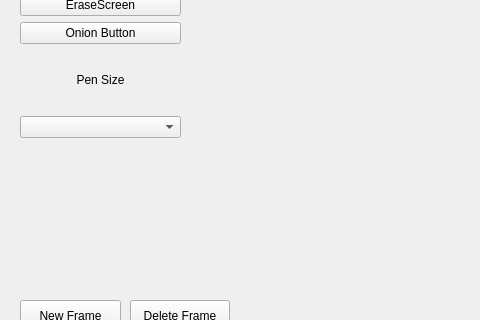
NCChacki/CS3505-Software2-SpriteEditor, file Foorge/mainwindow.ui: the form before one commit; both pictures show x 0 to 480 and y 230 to 550 of the 1036 by 710 pixel window.
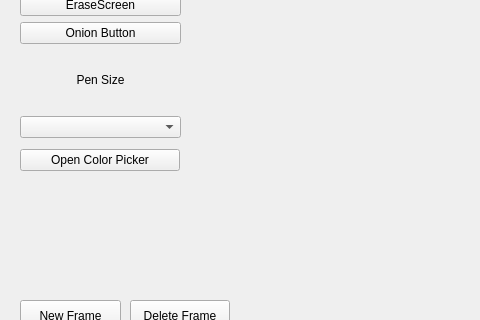
The form after the commit. Custom widgets are drawn as their Qt base class.

Commit message: Color picker window button

Patch:
```diff
--- a/Foorge/mainwindow.ui
+++ b/Foorge/mainwindow.ui
@@ -521,7 +521,15 @@
       <height>80</height>
      </rect>
     </property>
-    <layout class="QVBoxLayout" name="colorPickerLayout"/>
+    <layout class="QVBoxLayout" name="colorPickerLayout">
+     <item>
+      <widget class="QPushButton" name="colorButton">
+       <property name="text">
+        <string>Open Color Picker</string>
+       </property>
+      </widget>
+     </item>
+    </layout>
    </widget>
    <widget class="QPushButton" name="pushFrameButton">
     <property name="geometry">
```
Left out of the diff: 2 changed lines with no effect on the pictures. The commit also changes 16 other files.
